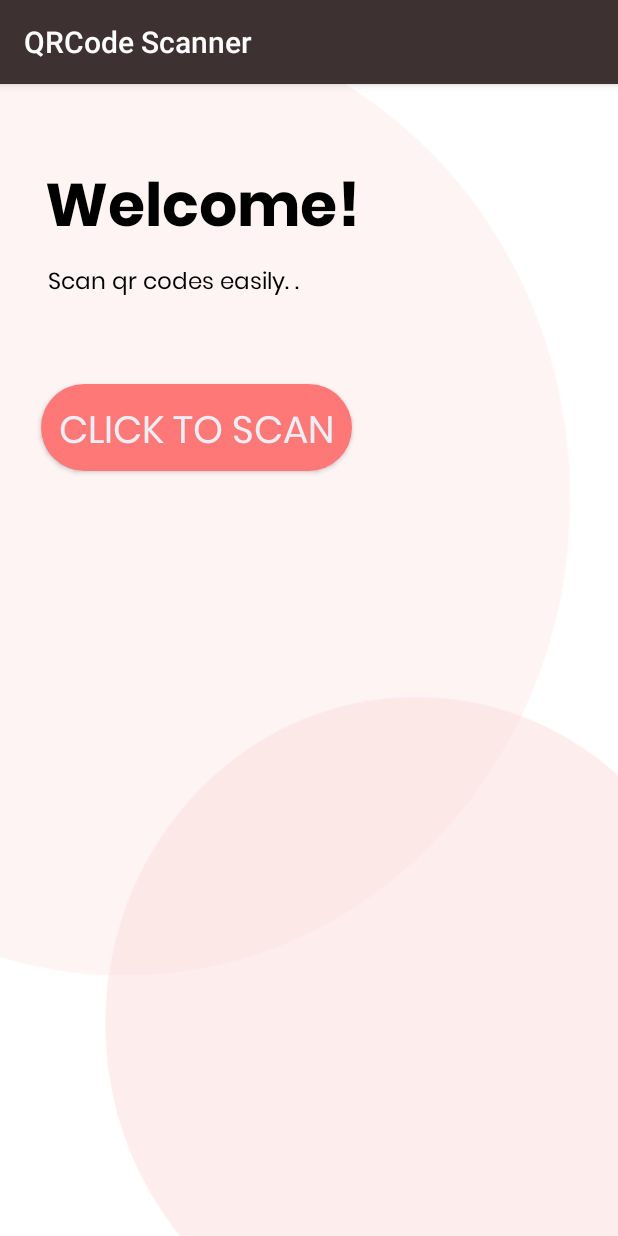
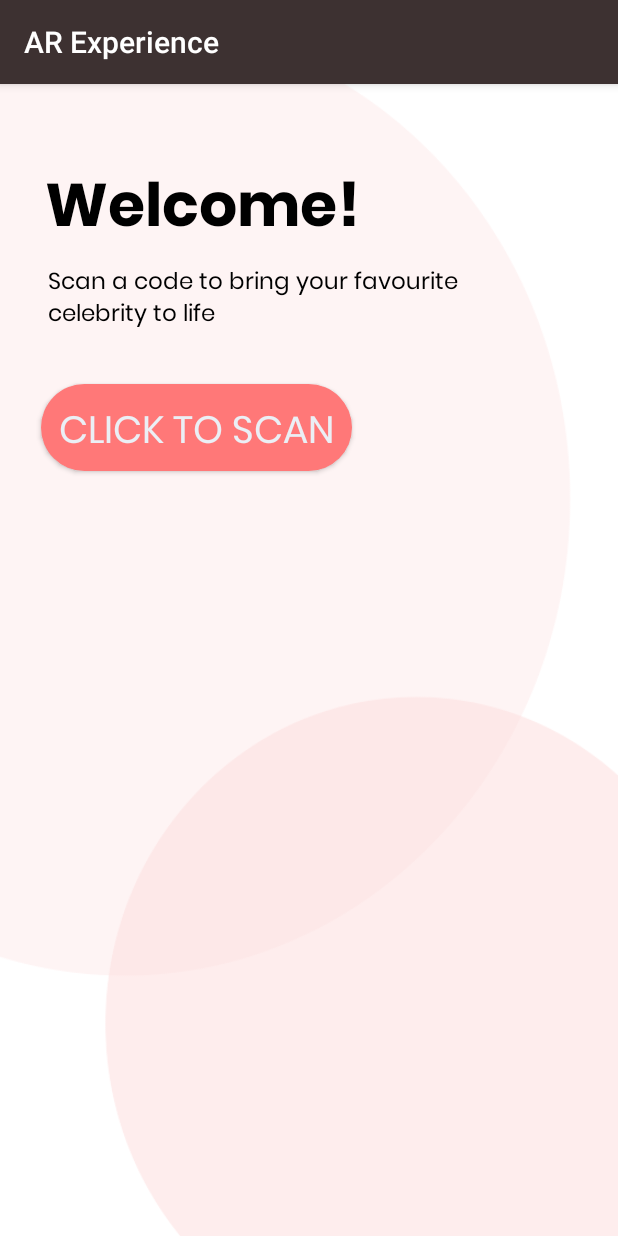
Before and after one commit to harshsaver/androscanner, an Android app: the screen it shows after launch (MainActivity), on a phone screen of 412 x 824 dp. Run offline under Robolectric (Android 15) with nearby library versions, the phone set to English and light mode, and no system bars.

Commit message:
What a tool

```diff
--- a/app/src/main/res/layout/activity_main.xml
+++ b/app/src/main/res/layout/activity_main.xml
@@ -40,7 +40,9 @@
         android:fontFamily="@font/light"
         android:paddingLeft="32dp"
         android:paddingTop="120dp"
-        android:text="Scan qr codes easily. ."
+        android:layout_marginEnd="50dp"
+        android:layout_marginRight="50dp"
+        android:text="Scan a code to bring your favourite celebrity to life"
         android:textColor="@color/black"
         android:textSize="15dp" />
 
--- a/app/src/main/res/values/strings.xml
+++ b/app/src/main/res/values/strings.xml
@@ -1,3 +1,3 @@
 <resources>
-    <string name="app_name">QRCode Scanner</string>
+    <string name="app_name">AR Experience</string>
 </resources>
```
